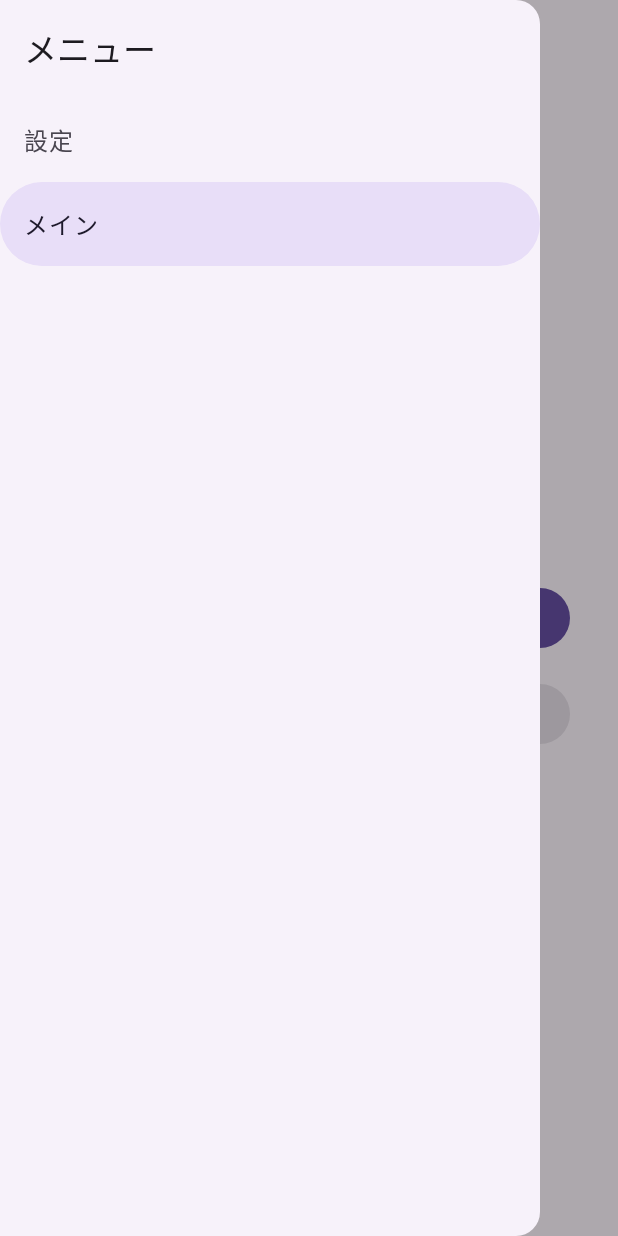
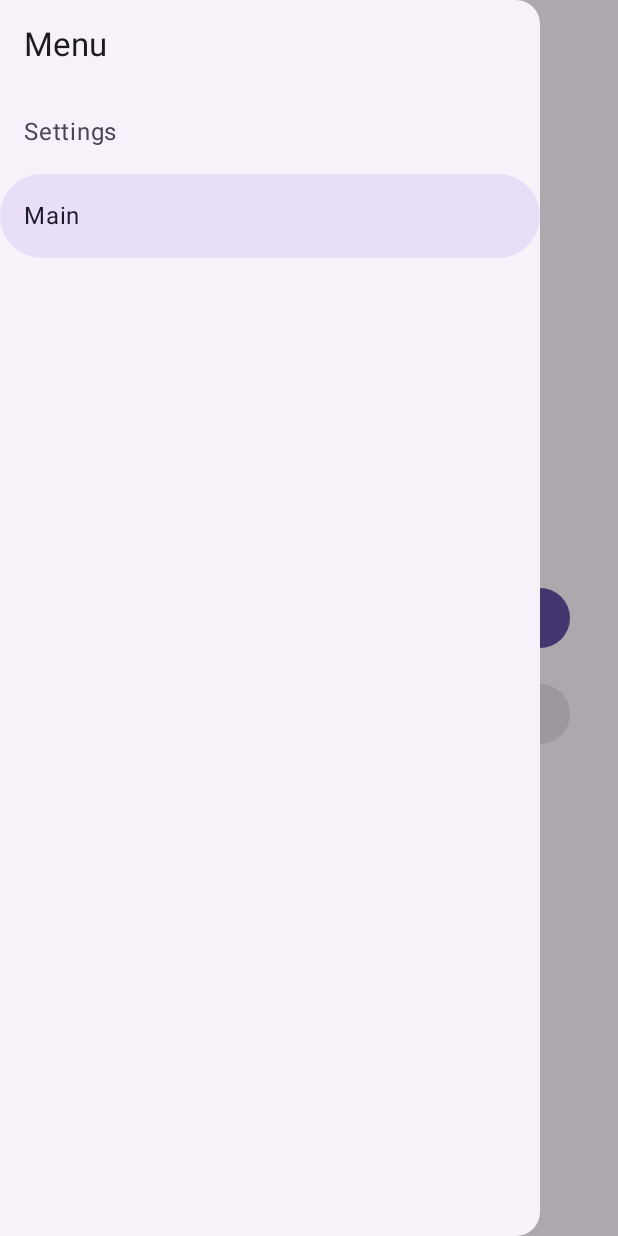
Before and after one commit to TomatoKyou/DroidScope, an Android app built with Jetpack Compose: the screen it shows after launch (MainActivity), after a tap on "Menu", on a phone screen of 412 x 824 dp. Run offline under Robolectric (Android 15) with nearby library versions, the phone set to English and light mode, and no system bars; libraries missing offline, so code that uses them is left out: rikka.shizuku; 2 statements that could not run were skipped.

```diff
--- a/app/src/main/java/com/scopedev/droidscope/MainActivity.kt
+++ b/app/src/main/java/com/scopedev/droidscope/MainActivity.kt
@@ -13,16 +13,15 @@ import androidx.compose.material3.*
 import androidx.compose.runtime.*
 import androidx.compose.ui.Modifier
 import androidx.compose.ui.platform.LocalContext
+import androidx.compose.ui.res.stringResource
 import androidx.compose.ui.unit.dp
 import kotlinx.coroutines.launch
 import rikka.shizuku.Shizuku
 
 class MainActivity : ComponentActivity() {
-
     override fun onCreate(savedInstanceState: Bundle?) {
         super.onCreate(savedInstanceState)
 
-        // === 起動時にShizuku権限を自動リクエスト ===
         ensureShizukuPermission(this)
 
         setContent {
@@ -32,23 +31,12 @@ class MainActivity : ComponentActivity() {
         }
     }
 
-    /**
-     * 起動時にShizuku権限を確認し、必要なら自動でリクエスト
-     */
     private fun ensureShizukuPermission(context: Context) {
-        // Shizukuが生きてるか確認
-        if (!Shizuku.pingBinder()) {
-            // サービス起動していない場合は何もできないので戻る
-            return
-        }
+        if (!Shizuku.pingBinder()) return
 
-        // すでに権限があるか？
         when (Shizuku.checkSelfPermission()) {
-            PackageManager.PERMISSION_GRANTED -> {
-                // 権限OK → 何もしない
-            }
+            PackageManager.PERMISSION_GRANTED -> {}
             else -> {
-                // rationale出す必要がなければリクエスト
                 if (!Shizuku.shouldShowRequestPermissionRationale()) {
                     Shizuku.requestPermission(0)
                 }
@@ -72,13 +60,13 @@ fun LogcatController() {
         drawerContent = {
             ModalDrawerSheet {
                 Text(
-                    text = "メニュー",
+                    text = stringResource(R.string.menu_title),
                     style = MaterialTheme.typography.titleLarge,
                     modifier = Modifier.padding(16.dp)
                 )
 
                 NavigationDrawerItem(
-                    label = { Text("設定") },
+                    label = { Text(stringResource(R.string.menu_settings)) },
                     selected = selectedItem == "settings",
                     onClick = {
                         selectedItem = "settings"
@@ -87,7 +75,7 @@ fun LogcatController() {
                 )
 
                 NavigationDrawerItem(
-                    label = { Text("メイン") },
+                    label = { Text(stringResource(R.string.menu_main)) },
                     selected = selectedItem == "main",
                     onClick = {
                         selectedItem = "main"
@@ -100,12 +88,10 @@ fun LogcatController() {
         Scaffold(
             topBar = {
                 TopAppBar(
-                    title = { Text("DroidScope") },
+                    title = { Text(stringResource(R.string.app_name)) },
                     navigationIcon = {
-                        IconButton(onClick = {
-                            scope.launch { drawerState.open() }
-                        }) {
-                            Icon(Icons.Default.Menu, contentDescription = "Menu")
+                        IconButton(onClick = { scope.launch { drawerState.open() } }) {
+                            Icon(Icons.Default.Menu, contentDescription = stringResource(R.string.menu_title))
                         }
                     }
                 )
@@ -130,9 +116,7 @@ fun MainScreen(context: Context, isRunning: Boolean, onRunningChange: (Boolean)
     if (showDialog) {
         AlertDialog(
             onDismissRequest = { showDialog = false },
-            confirmButton = {
-                TextButton(onClick = { showDialog = false }) { Text("OK") }
-            },
+            confirmButton = { TextButton(onClick = { showDialog = false }) { Text(stringResource(R.string.dialog_ok)) } },
             title = { Text(dialogTitle) },
             text = { Text(dialogMessage) }
         )
@@ -149,8 +133,8 @@ fun MainScreen(context: Context, isRunning: Boolean, onRunningChange: (Boolean)
                 if (!isRunning) {
                     val shizukuGranted = checkShizukuPermission(context, 0)
                     if (!shizukuGranted) {
-                        dialogTitle = "Shizuku 権限必要"
-                        dialogMessage = "Shizuku を利用するには権限が必要です。"
+                        dialogTitle = context.getString(R.string.dialog_permission_title)
+                        dialogMessage = context.getString(R.string.dialog_permission_message)
                         showDialog = true
                         return@Button
                     }
@@ -159,8 +143,8 @@ fun MainScreen(context: Context, isRunning: Boolean, onRunningChange: (Boolean)
                         context.checkSelfPermission("android.permission.READ_LOGS") == PackageManager.PERMISSION_GRANTED
 
                     if (!hasReadLogs && !Shizuku.pingBinder()) {
-                        dialogTitle = "権限エラー"
-                        dialogMessage = "READ_LOGS権限がありません！\nShizukuを実行するか、ADBコマンドを実行してください。"
+                        dialogTitle = context.getString(R.string.dialog_no_read_logs_title)
+                        dialogMessage = context.getString(R.string.dialog_no_read_logs_message)
                         showDialog = true
                         return@Button
                     }
@@ -168,24 +152,20 @@ fun MainScreen(context: Context, isRunning: Boolean, onRunningChange: (Boolean)
                     if (!hasReadLogs && Shizuku.pingBinder()) {
                         try {
                             Shizuku.newProcess(
-                                arrayOf(
-                                    "pm", "grant",
-                                    context.packageName,
-                                    "android.permission.READ_LOGS"
-                                ),
+                                arrayOf("pm", "grant", context.packageName, "android.permission.READ_LOGS"),
                                 null, null
                             )
                             val granted =
                                 context.checkSelfPermission("android.permission.READ_LOGS") == PackageManager.PERMISSION_GRANTED
                             if (!granted) {
-                                dialogTitle = "権限取得失敗"
-                                dialogMessage = "READ_LOGS権限の取得に失敗しました。"
+                                dialogTitle = context.getString(R.string.dialog_grant_failed_title)
+                                dialogMessage = context.getString(R.string.dialog_grant_failed_message)
                                 showDialog = true
                                 return@Button
                             }
                         } catch (e: Exception) {
-                            dialogTitle = "権限付与失敗"
-                            dialogMessage = "エラー：${e.message}"
+                            dialogTitle = context.getString(R.string.dialog_grant_exception_title)
+                            dialogMessage = context.getString(R.string.dialog_grant_exception_message, e.message ?: "unknown")
                             showDialog = true
                             return@Button
                         }
@@ -199,7 +179,7 @@ fun MainScreen(context: Context, isRunning: Boolean, onRunningChange: (Boolean)
             enabled = !isRunning,
             modifier = Modifier.fillMaxWidth()
         ) {
-            Text("Start Logcat Service")
+            Text(stringResource(R.string.start_service))
         }
 
         Spacer(Modifier.height(16.dp))
@@ -215,7 +195,7 @@ fun MainScreen(context: Context, isRunning: Boolean, onRunningChange: (Boolean)
             enabled = isRunning,
             modifier = Modifier.fillMaxWidth()
         ) {
-            Text("Stop Service")
+            Text(stringResource(R.string.stop_service))
         }
     }
 }
@@ -232,9 +212,9 @@ fun SettingsScreen() {
     if (showDialog) {
         AlertDialog(
             onDismissRequest = { showDialog = false },
-            confirmButton = { TextButton(onClick = { showDialog = false }) { Text("OK") } },
-            title = { Text("設定保存") },
-            text = { Text("Webhook URL と Private Server URL を保存しました") }
+            confirmButton = { TextButton(onClick = { showDialog = false }) { Text(stringResource(R.string.dialog_ok)) } },
+            title = { Text(stringResource(R.string.dialog_settings_saved_title)) },
+            text = { Text(stringResource(R.string.dialog_settings_saved_message)) }
         )
     }
 
@@ -247,7 +227,7 @@ fun SettingsScreen() {
         OutlinedTextField(
             value = webhookUrl,
             onValueChange = { webhookUrl = it },
-            label = { Text("Webhook URL") },
+            label = { Text(stringResource(R.string.webhook_url)) },
             modifier = Modifier.fillMaxWidth()
         )
 
@@ -256,7 +236,7 @@ fun SettingsScreen() {
         OutlinedTextField(
             value = privateServerUrl,
             onValueChange = { privateServerUrl = it },
-            label = { Text("Private Server URL") },
+            label = { Text(stringResource(R.string.private_server_url)) },
             modifier = Modifier.fillMaxWidth()
         )
 
@@ -264,21 +244,19 @@ fun SettingsScreen() {
 
         Button(
             onClick = {
-                prefs.edit().putString("WEBHOOK_URL", webhookUrl)
+                prefs.edit()
+                    .putString("WEBHOOK_URL", webhookUrl)
                     .putString("PRIVATE_SERVER_URL", privateServerUrl)
                     .apply()
                 showDialog = true
             },
             modifier = Modifier.fillMaxWidth()
         ) {
-            Text("設定を保存")
+            Text(stringResource(R.string.save_settings))
         }
     }
 }
 
-/**
- * Shizuku 権限チェック
- */
 fun checkShizukuPermission(context: Context, code: Int): Boolean {
     return when {
         Shizuku.checkSelfPermission() == PackageManager.PERMISSION_GRANTED -> true
--- a/app/src/main/res/values/strings.xml
+++ b/app/src/main/res/values/strings.xml
@@ -1,3 +1,34 @@
 <resources>
-    <string name="app_name">DroidScope</string>
+    <string name="app_name">ScopeDroid</string>
+
+    <!-- Drawer -->
+    <string name="menu_title">Menu</string>
+    <string name="menu_settings">Settings</string>
+    <string name="menu_main">Main</string>
+
+    <!-- Buttons -->
+    <string name="start_service">Start ScopeDroid</string>
+    <string name="stop_service">Stop ScopeDroid</string>
+    <string name="save_settings">Save Settings</string>
+
+    <!-- Dialog Buttons -->
+    <string name="dialog_ok">OK</string>
+
+    <!-- Dialogs: Permission -->
+    <string name="dialog_permission_title">Shizuku Permission Required</string>
+    <string name="dialog_permission_message">Shizuku requires permission to operate.</string>
+    <string name="dialog_no_read_logs_title">Permission Error</string>
+    <string name="dialog_no_read_logs_message">READ_LOGS permission not granted!\nPlease start Shizuku or use an ADB command.</string>
+    <string name="dialog_grant_failed_title">Failed to Obtain Permission</string>
+    <string name="dialog_grant_failed_message">Failed to obtain READ_LOGS permission.\nYour device manufacturer may restrict granting permissions.\nEnable "Disable permission monitoring" in Developer Options.</string>
+    <string name="dialog_grant_exception_title">Failed to Grant Permission</string>
+    <string name="dialog_grant_exception_message">Error: %1$s</string>
+
+    <!-- Dialogs: Settings -->
+    <string name="dialog_settings_saved_title">Settings Saved</string>
+    <string name="dialog_settings_saved_message">Webhook URL and Private Server URL have been saved.</string>
+
+    <!-- Settings -->
+    <string name="webhook_url">Webhook URL</string>
+    <string name="private_server_url">Private Server URL</string>
 </resources>
```
